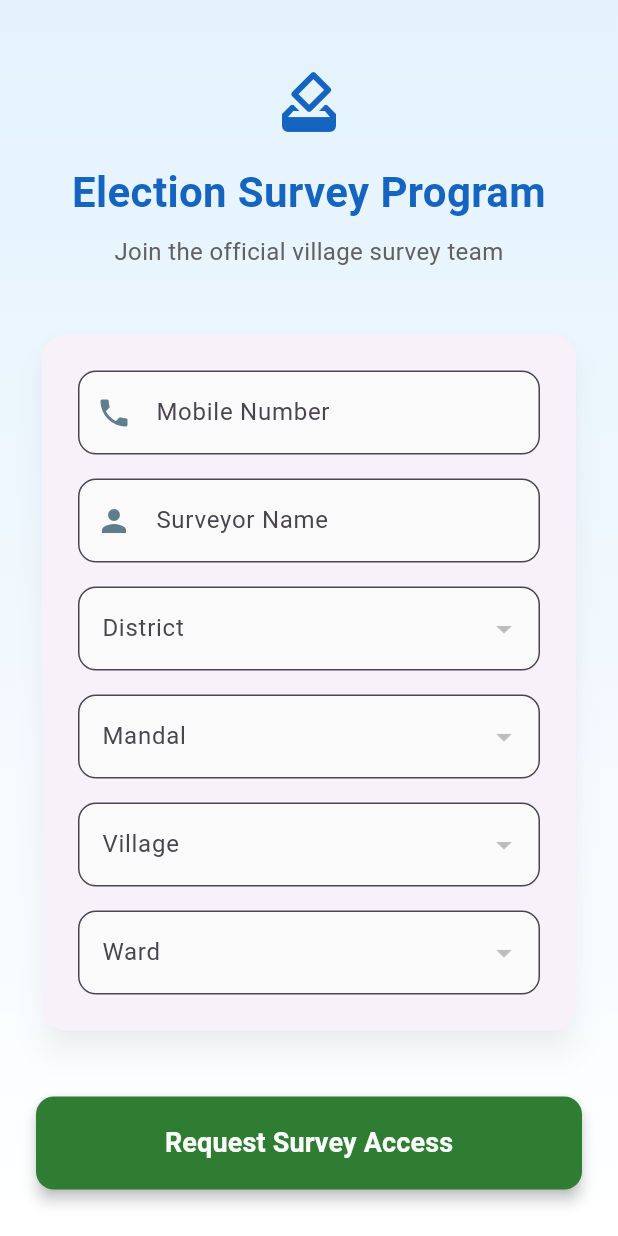
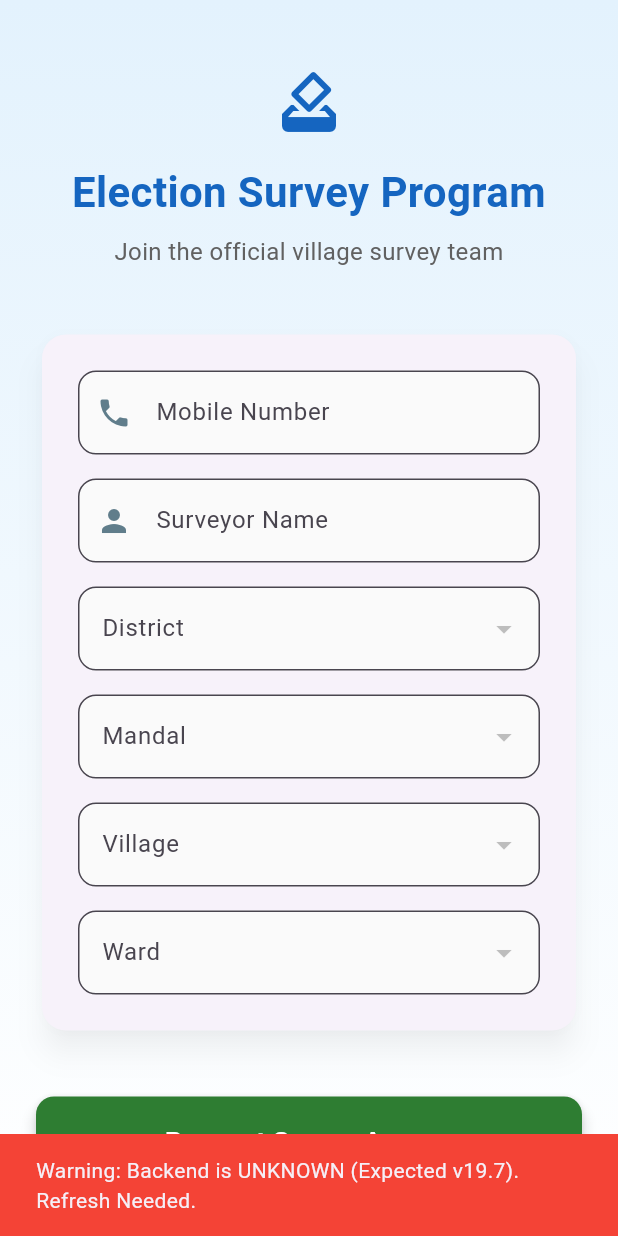
Before and after one commit to ananthulaSk/survey-app, a Flutter app: the screen it shows after launch, on a phone screen of 412 x 824 dp. Run offline on Flutter 3.47's test engine with Material 3 defaults, Android fonts, the phone set to English and light mode, and no system bars; our stand-ins replace shared_preferences; network calls fail.

Commit message:
Fix Flutter Compilation Error: Restore _api definition

```diff
--- a/ec_front_end/lib/screens/registration_screen.dart
+++ b/ec_front_end/lib/screens/registration_screen.dart
@@ -32,6 +32,9 @@ class _RegistrationScreenState extends State<RegistrationScreen> {
   String _backendVersion = "Fetching...";
   String _appVersionDisplay = "v19.7 (PHASE 4)";
 
+  // API Service
+  final _api = ApiService();
+
   @override
   void initState() {
     super.initState();
@@ -45,12 +48,12 @@ class _RegistrationScreenState extends State<RegistrationScreen> {
       setState(() {
         _backendVersion = status["version"];
       });
-      // EXPECTATION: v19.7
-      if (_backendVersion != "v19.7") {
+      // EXPECTATION Check
+      if (_backendVersion != EXPECTED_BACKEND_VERSION) {
         ScaffoldMessenger.of(context).showSnackBar(
           SnackBar(
             content: Text(
-              "Warning: Backend is $_backendVersion (Expected v19.7). Refresh Needed.",
+              "Warning: Backend is $_backendVersion (Expected $EXPECTED_BACKEND_VERSION). Refresh Needed.",
             ),
             backgroundColor: Colors.red,
             duration: const Duration(seconds: 10),
```
